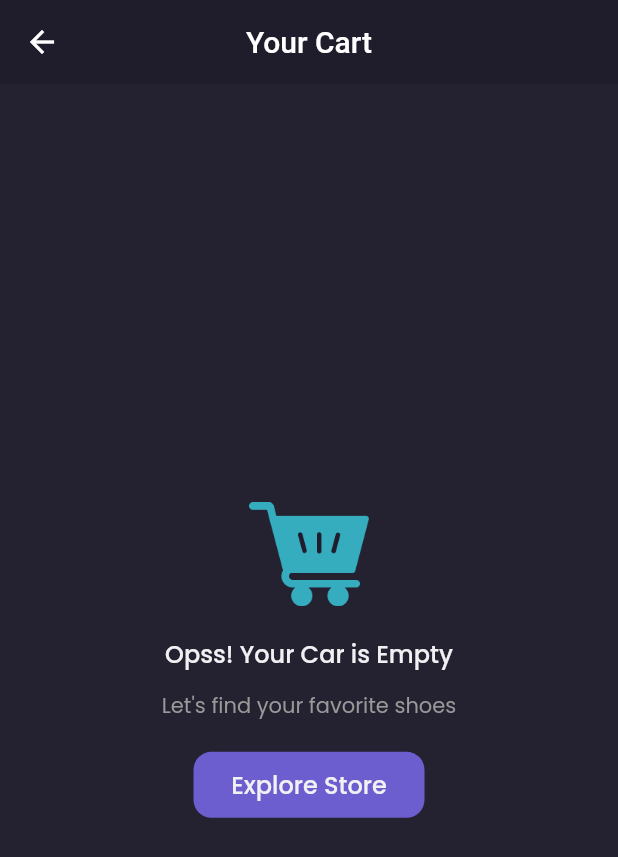
After one commit to nenofetch/bwa_frontend_flutter, a Flutter app: the CartPage screen opened by its route, on a phone screen of 412 x 824 dp. The commit adds this screen. Shown: the top 857 px of the screen. Run offline on Flutter 3.47's test engine with Material 2 defaults, Android fonts, the phone set to English and light mode, and no system bars; our stand-ins replace carousel_slider, google_fonts; statements that could not run were skipped.

Commit message:
feat: adding cart section

```diff
--- a/lib/main.dart
+++ b/lib/main.dart
@@ -1,4 +1,5 @@
 import 'package:flutter/material.dart';
+import 'package:shamo_frontend/pages/cart_page.dart';
 import 'package:shamo_frontend/pages/edit_profile_page.dart';
 import 'package:shamo_frontend/pages/home/detail_chat_page.dart';
 import 'package:shamo_frontend/pages/home/main_page.dart';
@@ -24,6 +25,7 @@ class MyApp extends StatelessWidget {
         '/detail-chat': (context) => DetailChatPage(),
         '/edit-profile': (context) => EditProfilePage(),
         '/product': (context) => ProductPage(),
+        '/cart': (context) => CartPage(),
       },
     );
   }
--- /dev/null
+++ b/lib/pages/cart_page.dart
@@ -0,0 +1,83 @@
+import 'package:flutter/material.dart';
+import 'package:shamo_frontend/themes.dart';
+
+class CartPage extends StatelessWidget {
+  const CartPage({super.key});
+
+  @override
+  Widget build(BuildContext context) {
+    PreferredSizeWidget header() {
+      return AppBar(
+        backgroundColor: backgroundColor1,
+        centerTitle: true,
+        title: Text('Your Cart'),
+        elevation: 0,
+      );
+    }
+
+    Widget emptyCart() {
+      return Center(
+        child: Column(
+          mainAxisAlignment: MainAxisAlignment.center,
+          children: [
+            Image.asset(
+              'assets/icon_empty_cart.png',
+              width: 80,
+            ),
+            SizedBox(
+              height: 20,
+            ),
+            Text(
+              'Opss! Your Car is Empty',
+              style: primaryTextStyle.copyWith(
+                fontSize: 16,
+                fontWeight: medium,
+              ),
+            ),
+            SizedBox(
+              height: 12,
+            ),
+            Text(
+              'Let\'s find your favorite shoes',
+              style: secondaryTextStyle.copyWith(
+                fontSize: 14,
+                fontWeight: reguler,
+              ),
+            ),
+            Container(
+              width: 154,
+              height: 44,
+              margin: EdgeInsets.only(
+                top: 20,
+              ),
+              child: TextButton(
+                onPressed: () {
+                  Navigator.pushAndRemoveUntil(context, '/home', (route) => false)
+                },
+                style: TextButton.styleFrom(
+                  backgroundColor: primaryColor,
+                  shape: RoundedRectangleBorder(
+                    borderRadius: BorderRadius.circular(
+                      12,
+                    ),
+                  ),
+                ),
+                child: Text(
+                  'Explore Store',
+                  style: primaryTextStyle.copyWith(
+                      fontSize: 16, fontWeight: medium),
+                ),
+              ),
+            ),
+          ],
+        ),
+      );
+    }
+
+    return Scaffold(
+      backgroundColor: backgroundColor3,
+      appBar: header(),
+      body: emptyCart(),
+    );
+  }
+}
--- a/lib/pages/home/main_page.dart
+++ b/lib/pages/home/main_page.dart
@@ -19,7 +19,9 @@ class _MainPageState extends State<MainPage> {
   Widget build(BuildContext context) {
     Widget cartButton() {
       return FloatingActionButton(
-        onPressed: () {},
+        onPressed: () {
+          Navigator.pushNamed(context, '/cart');
+        },
         backgroundColor: secondaryColor,
         child: Image.asset(
           'assets/icon_cart.png',
```
